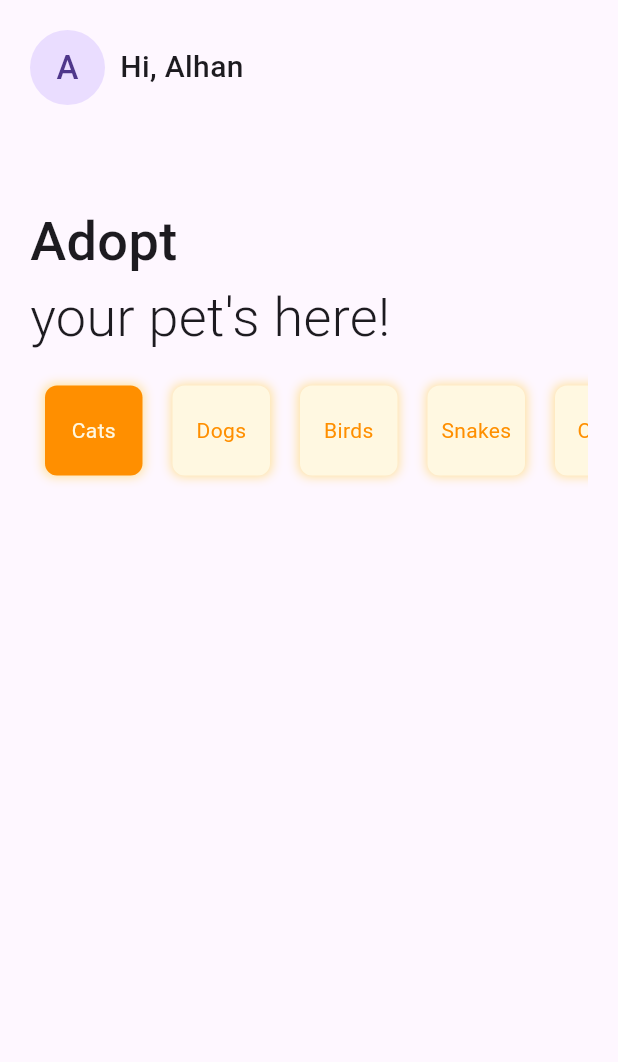
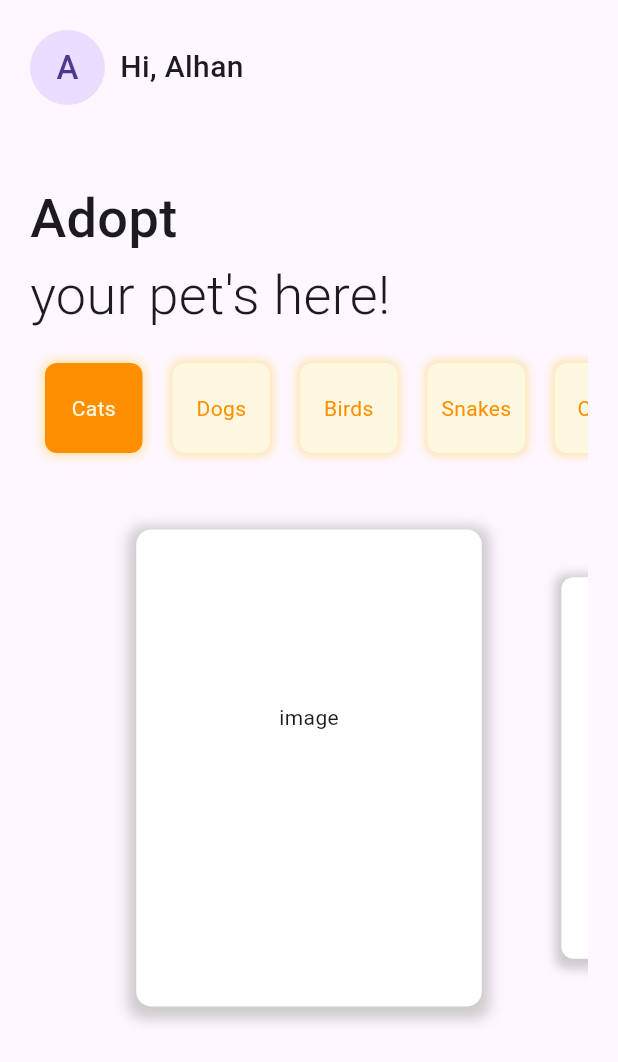
Before and after one commit to muhammed-suhaid/Petadopt, a Flutter app: the screen it shows after launch, on a phone screen of 412 x 824 dp. Shown: the top 1062 px of the screen. Run offline on Flutter 3.47's test engine with Material 3 defaults, Android fonts, the phone set to English and light mode, and no system bars.

Commit message:
creted a new template for myCard

```diff
--- /dev/null
+++ b/lib/components/my_card.dart
@@ -0,0 +1,80 @@
+import 'package:flutter/material.dart';
+
+class MyCard extends StatefulWidget {
+  const MyCard({super.key});
+
+  @override
+  State<MyCard> createState() => _MyCardState();
+}
+
+class _MyCardState extends State<MyCard> {
+  PageController pageController = PageController(viewportFraction: 0.7);
+  double _currentPage = 0.0;
+
+  @override
+  void initState() {
+    super.initState();
+    pageController.addListener(() {
+      setState(() {
+        _currentPage = pageController.page!;
+      });
+    });
+  }
+
+  @override
+  void dispose() {
+    pageController.dispose();
+    super.dispose();
+  }
+
+  @override
+  Widget build(BuildContext context) {
+    return SizedBox(
+      height: 350,
+      child: PageView.builder(
+        controller: pageController,
+        itemCount: 3,
+        itemBuilder: (context, index) {
+          double scale = (_currentPage - index).abs() < 1
+              ? 1 - (_currentPage - index).abs() * 0.2
+              : 0.8;
+          return Transform.scale(
+            scale: scale,
+            child: Padding(
+              padding: const EdgeInsets.symmetric(vertical: 16),
+              child: InkWell(
+                splashColor: Colors.transparent,
+                onTap: () {},
+                child: Container(
+                  height: 350,
+                  width: 200,
+                  margin: const EdgeInsets.symmetric(horizontal: 15),
+                  decoration: BoxDecoration(
+                    borderRadius: BorderRadius.circular(10),
+                    color: Colors.white,
+                    boxShadow: [
+                      BoxShadow(
+                        color: Colors.grey.withOpacity(0.5),
+                        spreadRadius: 5,
+                        blurRadius: 7,
+                        offset: const Offset(0, 3),
+                      ),
+                    ],
+                  ),
+                  child: Column(
+                    children: [
+                      SizedBox(
+                        height: 250,
+                        child: Center(child: Text("image")),
+                      ),
+                    ],
+                  ),
+                ),
+              ),
+            ),
+          );
+        },
+      ),
+    );
+  }
+}
--- a/lib/screens/home_screen.dart
+++ b/lib/screens/home_screen.dart
@@ -1,5 +1,6 @@
 import 'package:flutter/material.dart';
 import 'package:petadopt/components/my_appbar.dart';
+import 'package:petadopt/components/my_card.dart';
 import 'package:petadopt/components/my_category.dart';
 import 'package:petadopt/components/my_title.dart';
 
@@ -16,9 +17,11 @@ class HomeScreen extends StatelessWidget {
             crossAxisAlignment: CrossAxisAlignment.start,
             children: [
               MyAppbar(),
-              SizedBox(height: 65),
+              SizedBox(height: 50),
               MyTitle(),
               MyCategory(),
+              SizedBox(height: 15),
+              MyCard(),
             ],
           ),
         ),
```
